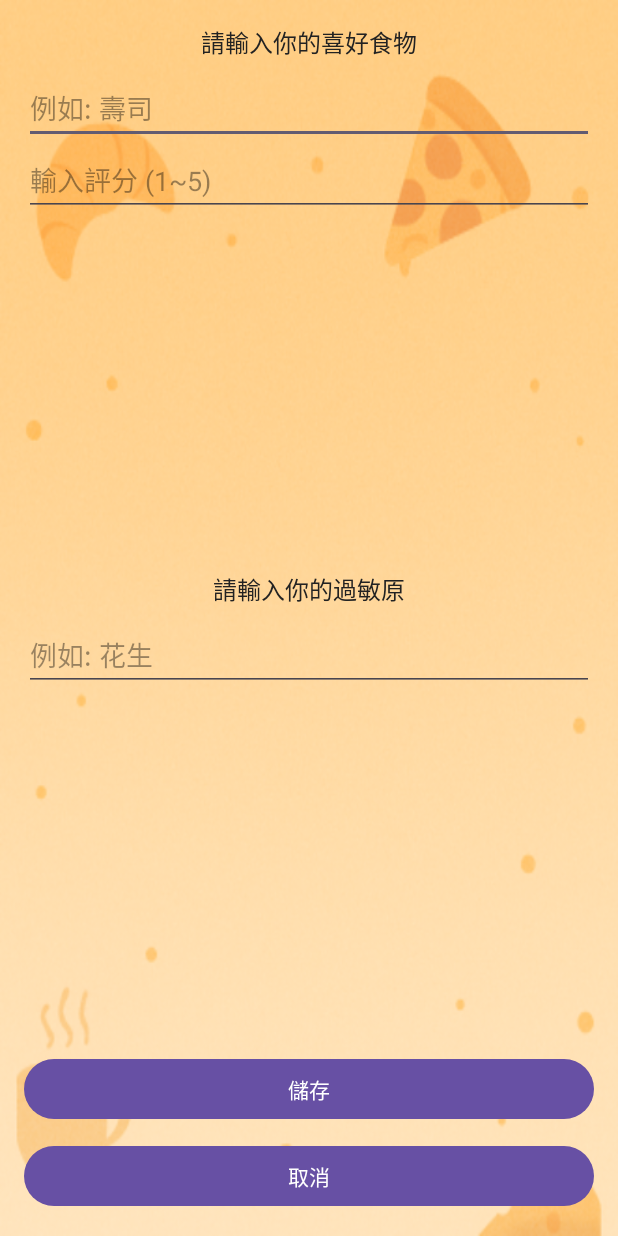
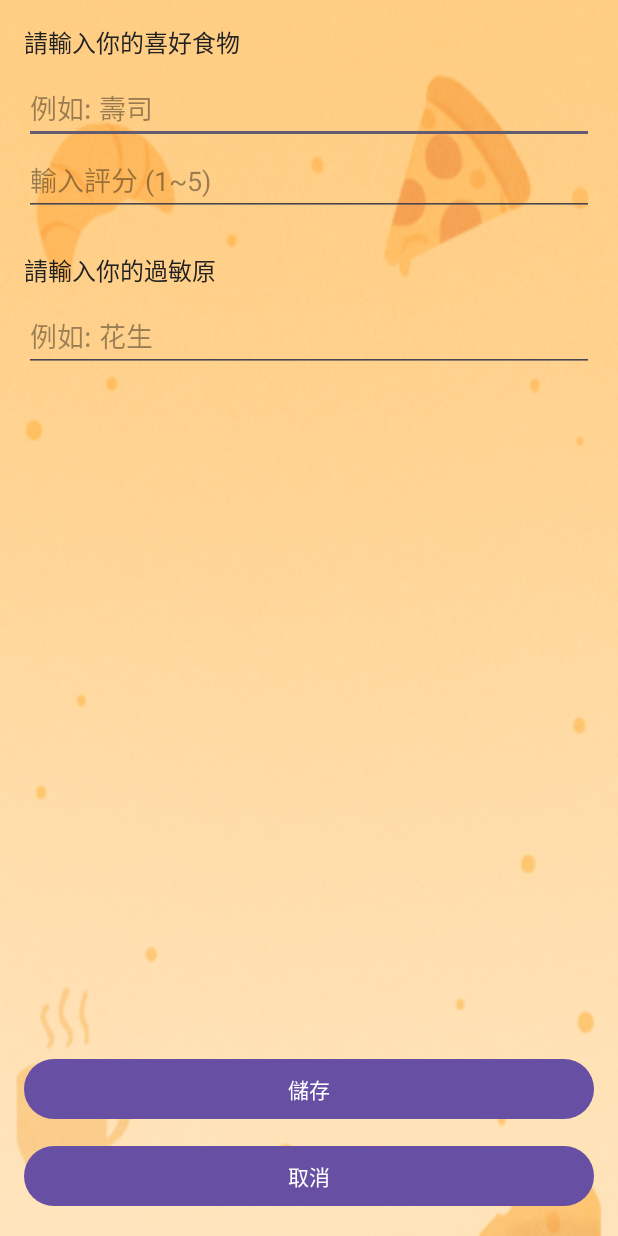
Before and after one commit to rich921222/android-dev, an Android app: the EditPreferencesActivity screen opened directly, with no data from a screen before it, on a phone screen of 412 x 824 dp. Run offline under Robolectric (Android 15) with nearby library versions, the light colour scheme and no system bars; our stand-ins replace Firebase (no records; nobody signed in at launch, a user with empty details on screens opened directly).

Commit message:
[新增]評論功能

```diff
--- a/app/src/main/java/com/example/dinner_app/MainActivity.kt
+++ b/app/src/main/java/com/example/dinner_app/MainActivity.kt
@@ -95,6 +95,8 @@ class MainActivity : AppCompatActivity() {
                 R.id.nav_partner -> partnerActivityLauncher.launch(Intent(this, PartnerActivity::class.java))
                 R.id.nav_recommend -> startActivity(Intent(this, RecommendActivity::class.java))
                 R.id.nav_history -> startActivity(Intent(this, HistoryActivity::class.java))
+
+                R.id.nav_comments -> startActivity(Intent(this, CommentListActivity::class.java))
             }
             drawerLayout.closeDrawer(GravityCompat.START)
             true
--- a/app/src/main/res/layout/activity_edit_preferences.xml
+++ b/app/src/main/res/layout/activity_edit_preferences.xml
@@ -1,11 +1,28 @@
-<LinearLayout xmlns:android="http://schemas.android.com/apk/res/android"
+<androidx.constraintlayout.widget.ConstraintLayout
+    xmlns:android="http://schemas.android.com/apk/res/android"
+    xmlns:app="http://schemas.android.com/apk/res-auto"
     android:layout_width="match_parent"
     android:layout_height="match_parent"
-    android:orientation="vertical"
     android:padding="16dp"
-    android:gravity="center"
     android:background="@drawable/edit_pref_background">
 
+    <!-- 可滾動內容區域 -->
+    <androidx.core.widget.NestedScrollView
+        android:id="@+id/scrollContent"
+        android:layout_width="0dp"
+        android:layout_height="0dp"
+        android:layout_marginBottom="16dp"
+        app:layout_constraintTop_toTopOf="parent"
+        app:layout_constraintBottom_toTopOf="@+id/buttonLayout"
+        app:layout_constraintStart_toStartOf="parent"
+        app:layout_constraintEnd_toEndOf="parent">
+
+        <LinearLayout
+            android:layout_width="match_parent"
+            android:layout_height="wrap_content"
+            android:orientation="vertical">
+
+            <!-- 食物輸入區 -->
             <TextView
                 android:layout_width="wrap_content"
                 android:layout_height="wrap_content"
@@ -29,22 +46,13 @@
                 android:inputType="number"
                 android:maxLength="1" />
 
-    <!-- 讓 RecyclerView 在 NestedScrollView 內滾動 -->
-    <androidx.core.widget.NestedScrollView
-        android:layout_width="match_parent"
-        android:layout_height="wrap_content"
-        android:layout_marginTop="8dp"
-        android:layout_weight="1">
-
             <androidx.recyclerview.widget.RecyclerView
                 android:id="@+id/foodRecyclerView"
                 android:layout_width="match_parent"
                 android:layout_height="wrap_content"
-            android:minHeight="100dp"
-            android:maxHeight="200dp" /> <!-- 限制最大高度，避免擠壓其他 UI -->
+                android:layout_marginTop="8dp" />
 
-    </androidx.core.widget.NestedScrollView>
-
+            <!-- 過敏原輸入區 -->
             <TextView
                 android:layout_width="wrap_content"
                 android:layout_height="wrap_content"
@@ -60,28 +68,29 @@
                 android:layout_height="wrap_content"
                 android:hint="例如: 花生" />
 
-    <!-- 讓 RecyclerView 在 NestedScrollView 內滾動 -->
-    <androidx.core.widget.NestedScrollView
-        android:layout_width="match_parent"
-        android:layout_height="wrap_content"
-        android:layout_marginTop="8dp"
-        android:layout_weight="1">
-
             <androidx.recyclerview.widget.RecyclerView
                 android:id="@+id/allergyRecyclerView"
                 android:layout_width="match_parent"
                 android:layout_height="wrap_content"
-            android:minHeight="100dp"
-            android:maxHeight="200dp" />
+                android:layout_marginTop="8dp" />
+        </LinearLayout>
+    </androidx.core.widget.NestedScrollView>
 
-    </androidx.core.widget.NestedScrollView>
+    <!-- 固定按鈕區 -->
+    <LinearLayout
+        android:id="@+id/buttonLayout"
+        android:layout_width="0dp"
+        android:layout_height="wrap_content"
+        android:orientation="vertical"
+        app:layout_constraintBottom_toBottomOf="parent"
+        app:layout_constraintStart_toStartOf="parent"
+        app:layout_constraintEnd_toEndOf="parent">
 
         <Button
             android:id="@+id/saveButton"
             android:layout_width="match_parent"
             android:layout_height="wrap_content"
-        android:text="儲存"
-        android:layout_marginTop="20dp" />
+            android:text="儲存" />
 
         <Button
             android:id="@+id/cancelButton"
@@ -89,5 +98,6 @@
             android:layout_height="wrap_content"
             android:text="取消"
             android:layout_marginTop="10dp" />
+    </LinearLayout>
 
-</LinearLayout>
+</androidx.constraintlayout.widget.ConstraintLayout>
--- a/app/src/main/res/menu/drawer_menu.xml
+++ b/app/src/main/res/menu/drawer_menu.xml
@@ -4,6 +4,9 @@
     <item android:id="@+id/nav_partner" android:title="👥 查看同行者" />
     <item android:id="@+id/nav_recommend" android:title="🍽 晚餐推薦" />
     <item android:id="@+id/nav_history" android:title="📜 歷史紀錄回顧" />
+    <item
+        android:id="@+id/nav_comments"
+        android:title="💬 評論區" />
     <!-- 分隔線 -->
     <item android:title=""/>
 
```
Also changed, not shown: app/src/main/AndroidManifest.xml (+12 -4 lines), app/src/main/java/com/example/dinner_app/CommentEditActivity.kt (added, +53 -0 lines), app/src/main/java/com/example/dinner_app/CommentListActivity.kt (added, +51 -0 lines), app/src/main/java/com/example/dinner_app/CommentListAdapter.kt (added, +38 -0 lines), app/src/main/res/layout/activity_comment_edit.xml (added, +23 -0 lines), app/src/main/res/layout/activity_comment_list.xml (added, +30 -0 lines), app/src/main/res/layout/item_comment_list.xml (added, +22 -0 lines). Lines whose indentation alone changed are shown as unchanged.
